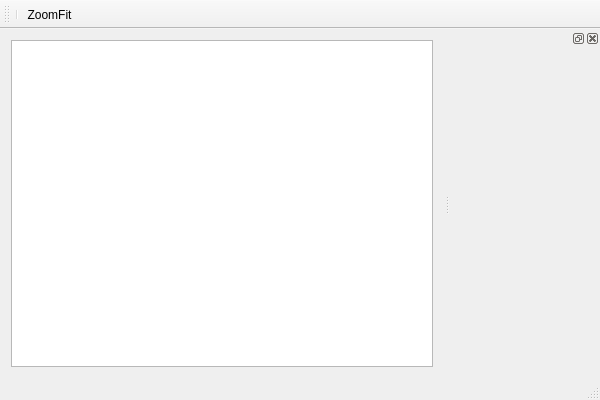
Above: mainwindow.ui from cogip/cogip-gui before the change. Below: the same form after it.
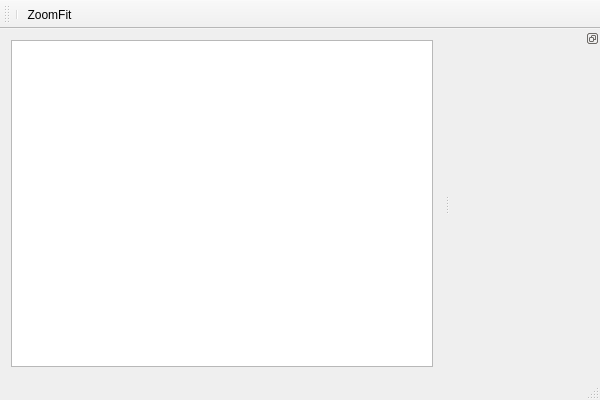
That is the form after the change. Custom widgets are drawn as their Qt base class.

Commit message: mainwindow: docking widget not closable

```diff
--- a/mainwindow.ui
+++ b/mainwindow.ui
@@ -42,6 +42,9 @@
   </widget>
   <widget class="QStatusBar" name="statusBar"/>
   <widget class="QDockWidget" name="dockWidget">
+   <property name="features">
+    <set>QDockWidget::DockWidgetFloatable|QDockWidget::DockWidgetMovable</set>
+   </property>
    <property name="allowedAreas">
     <set>Qt::LeftDockWidgetArea|Qt::RightDockWidgetArea</set>
    </property>
```
